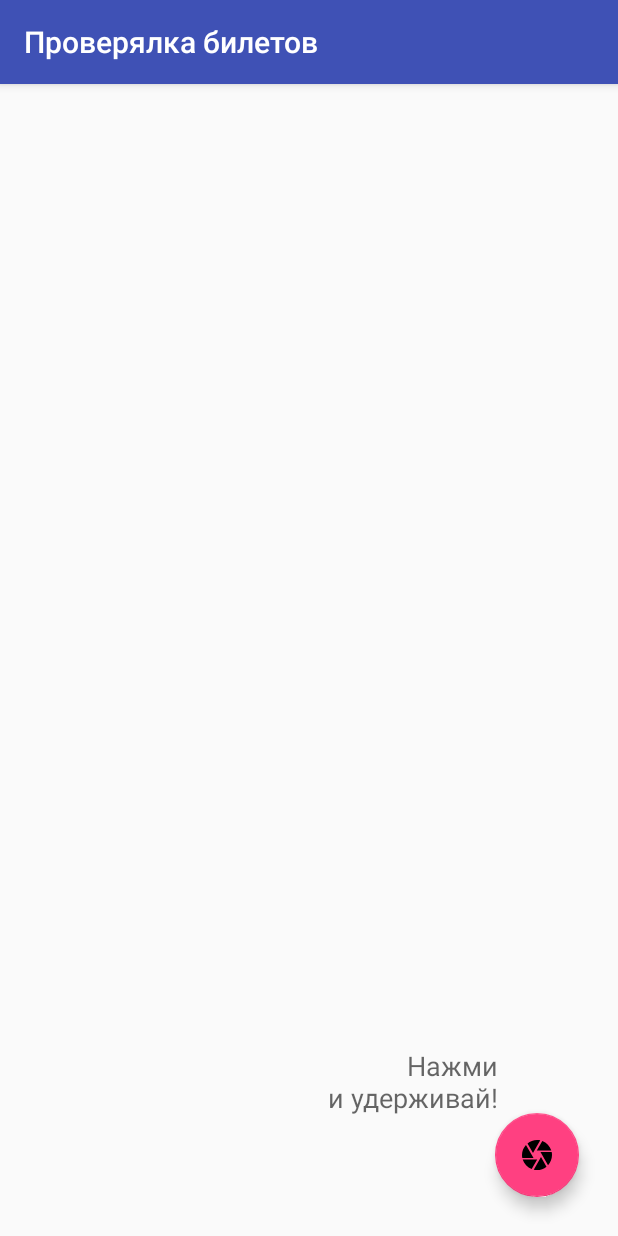
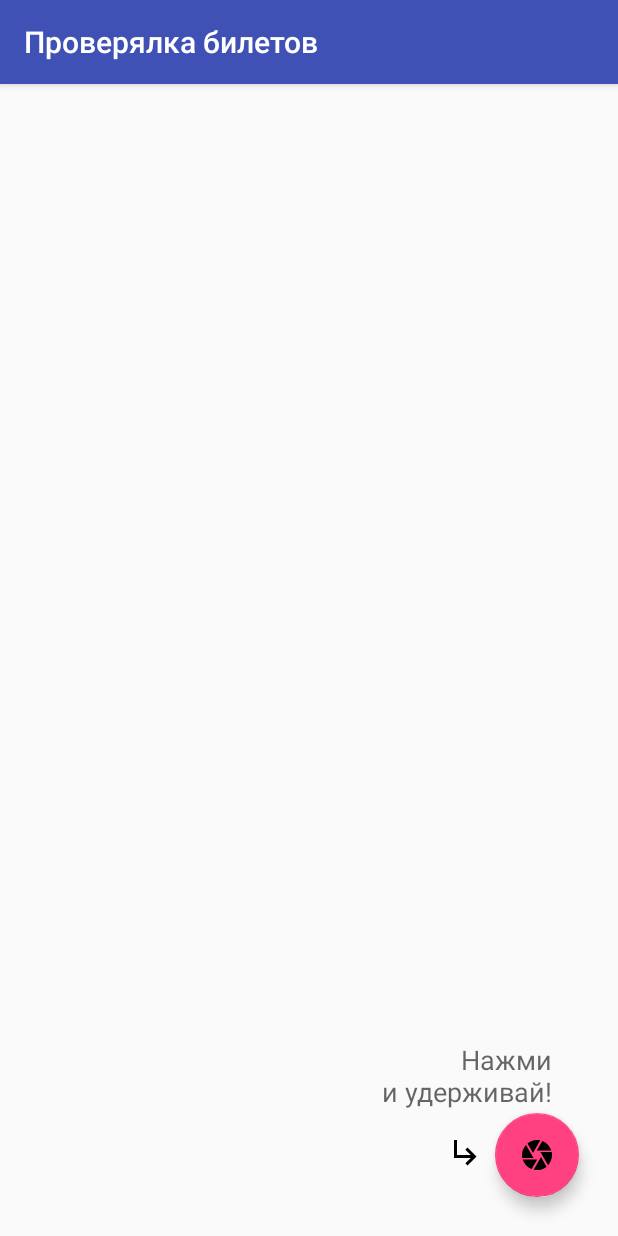
Before and after one commit to cab404/ticketChecker, an Android app: the screen it shows after launch (MainActivity), on a phone screen of 412 x 824 dp. Run offline under Robolectric (Android 15) with nearby library versions, the phone set to English and light mode, and no system bars.

```diff
--- a/app/src/main/AndroidManifest.xml
+++ b/app/src/main/AndroidManifest.xml
@@ -3,6 +3,8 @@
 
     <uses-permission android:name="android.permission.CAMERA" />
     <uses-permission android:name="android.permission.INTERNET" />
+
+    <uses-permission android:name="android.permission.VIBRATE" />
 
     <application
         android:allowBackup="true"
--- /dev/null
+++ b/app/src/main/res/drawable/circle_good.xml
@@ -0,0 +1,4 @@
+<?xml version="1.0" encoding="utf-8"?>
+<shape xmlns:android="http://schemas.android.com/apk/res/android" android:shape="oval">
+    <solid android:color="?colorPrimary"/>
+</shape>
--- /dev/null
+++ b/app/src/main/res/drawable/ic_subdirectory_arrow_right_black_24dp.xml
@@ -0,0 +1,9 @@
+<vector xmlns:android="http://schemas.android.com/apk/res/android"
+        android:width="24dp"
+        android:height="24dp"
+        android:viewportWidth="24.0"
+        android:viewportHeight="24.0">
+    <path
+        android:fillColor="#FF000000"
+        android:pathData="M19,15l-6,6 -1.42,-1.42L15.17,16H4V4h2v10h9.17l-3.59,-3.58L13,9l6,6z"/>
+</vector>
--- a/app/src/main/res/layout/activity_main.xml
+++ b/app/src/main/res/layout/activity_main.xml
@@ -33,4 +33,5 @@
         app:layout_anchor="@id/vQRScanContainer"
         app:layout_anchorGravity="end|bottom" />
 
+
 </android.support.design.widget.CoordinatorLayout>
--- a/app/src/main/res/layout/fragment_checker.xml
+++ b/app/src/main/res/layout/fragment_checker.xml
@@ -4,7 +4,8 @@
     android:layout_height="match_parent">
 
     <TextureView
+        android:id="@+id/vSurface"
         android:layout_width="match_parent"
-        android:layout_height="match_parent"
-        android:id="@+id/vSurface"/>
+        android:layout_height="match_parent" />
+
 </FrameLayout>
--- a/app/src/main/res/layout/fragment_hint.xml
+++ b/app/src/main/res/layout/fragment_hint.xml
@@ -9,8 +9,10 @@
         android:textAppearance="?android:textAppearanceMedium"
         android:layout_gravity="bottom|end"
         android:gravity="end"
-        android:layout_marginBottom="80dp"
-        android:layout_marginRight="80dp"
-        android:layout_marginEnd="80dp"
+        android:layout_marginBottom="44dp"
+        android:drawablePadding="16dp"
+        android:layout_marginRight="44dp"
+        android:layout_marginEnd="44dp"
+        android:drawableBottom="@drawable/ic_subdirectory_arrow_right_black_24dp"
         />
 </FrameLayout>
--- a/app/src/main/res/values/colors.xml
+++ b/app/src/main/res/values/colors.xml
@@ -3,4 +3,7 @@
     <color name="colorPrimary">#3F51B5</color>
     <color name="colorPrimaryDark">#303F9F</color>
     <color name="colorAccent">#FF4081</color>
+
+    <color name="colorError">#ef5350</color>
+    <color name="colorGood">#7cb342</color>
 </resources>
--- a/app/src/main/res/values/strings.xml
+++ b/app/src/main/res/values/strings.xml
@@ -4,4 +4,5 @@
     <string name="init_error">Ошибка при запуске камеры</string>
     <string name="stop_error">Ошибка при остановке камеры</string>
     <string name="hint">Нажми\nи удерживай!</string>
+    <string name="hint_scan_qr">Наведи на QR код билета!</string>
 </resources>
```
Also changed, not shown: app/src/main/java/ru/cab404/ticketchecker/activity/MainActivity.kt (+25 -0 lines), app/src/main/java/ru/cab404/ticketchecker/fragments/UserDataFragment.kt (+89 -11 lines), app/src/main/res/drawable/ic_local_phone_black_24dp.xml (added, +9 -0 lines), app/src/main/res/drawable/ic_ticket_cost_24dp.xml (added, +9 -0 lines), app/src/main/res/drawable/ic_ticket_type_24dp.xml (added, +9 -0 lines), app/src/main/res/layout/fragment_userdata.xml (+51 -8 lines), app/src/main/res/drawable/circle_error.xml (renamed from app/src/main/res/drawable/circle.xml).
